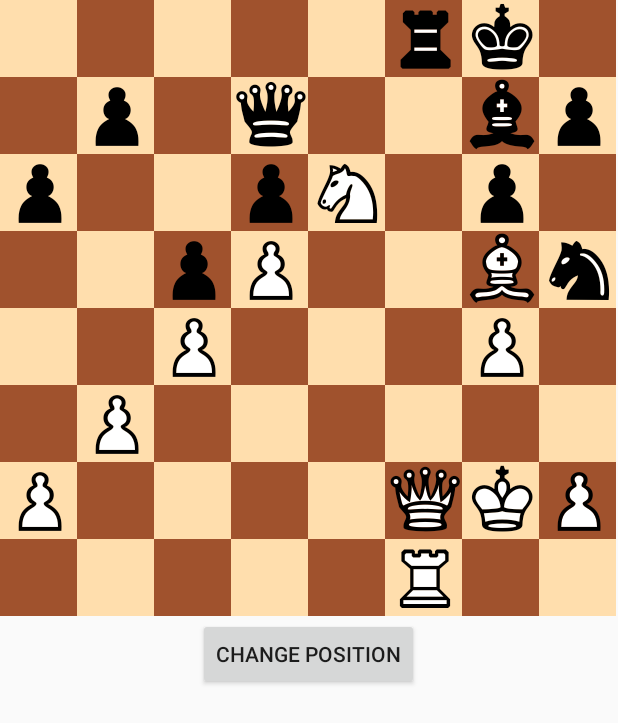
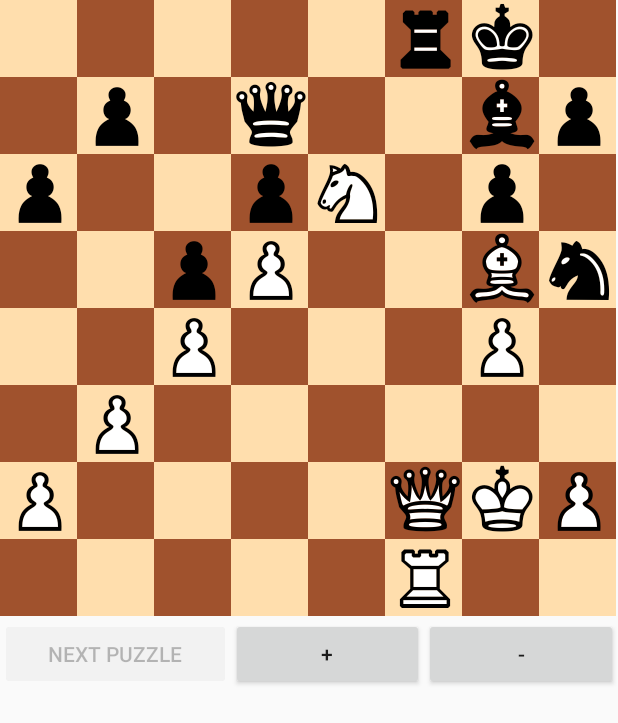
Before and after one commit to gdimitris/ChessPuzzlerAndroid, an Android app: the screen it shows after launch (MainActivity), on a phone screen of 412 x 824 dp. Shown: the top 723 px of the screen. Run offline under Robolectric (Android 15) with nearby library versions, the phone set to English and light mode, and no system bars.

Commit message:
Made few changes to board_layout

```diff
--- a/app/src/main/java/dimitris/android/app/MainActivity.java
+++ b/app/src/main/java/dimitris/android/app/MainActivity.java
@@ -21,6 +21,7 @@ public class MainActivity extends Activity implements View.OnClickListener, Game
 
     private BoardContainerView drawableBoard;
     private Button changePosButton;
+    private Button nextPosButton;
     private Game game;
     private PuzzleProvider puzzleProvider;
 
@@ -33,6 +34,10 @@ public class MainActivity extends Activity implements View.OnClickListener, Game
         setContentView(R.layout.board_layout);
         changePosButton = (Button) findViewById(R.id.changePositionButton);
         changePosButton.setOnClickListener(this);
+        nextPosButton = (Button) findViewById(R.id.nextPuzzleButton);
+        nextPosButton.setOnClickListener(this);
+        nextPosButton.setEnabled(false);
+
         drawableBoard = (BoardContainerView) findViewById(R.id.chessboard);
         this.puzzleProvider = new TemporaryPuzzleProvider();
         this.game = new Game(puzzleProvider);
@@ -54,7 +59,8 @@ public class MainActivity extends Activity implements View.OnClickListener, Game
 
     @Override
     public void onClick(View v) {
-        initGame();
+        if(v.getId()==R.id.nextPuzzleButton)
+            initGame();
     }
 
     public void onMoveDetected(String source, String dest){
@@ -63,7 +69,7 @@ public class MainActivity extends Activity implements View.OnClickListener, Game
 
     @Override
     public void onMoveDo(dimitris.chess.core.Move move) {
-        Toast.makeText(this,game.printPlayedMoves(),Toast.LENGTH_SHORT).show();
+        //Toast.makeText(this,game.printPlayedMoves(),Toast.LENGTH_SHORT).show();
     }
 
     @Override
@@ -80,11 +86,12 @@ public class MainActivity extends Activity implements View.OnClickListener, Game
     @Override
     public void onGameEnd() {
         Toast.makeText(this, "Congrats! you solved it!", Toast.LENGTH_SHORT).show();
-        initGame();
+        nextPosButton.setEnabled(true);
     }
 
     private void initGame(){
         game.start();
         drawableBoard.setCurrentPuzzle(game.getCurrentPuzzle());
+        nextPosButton.setEnabled(false);
     }
 }
--- a/app/src/main/res/layout/board_layout.xml
+++ b/app/src/main/res/layout/board_layout.xml
@@ -9,12 +9,47 @@
         android:layout_width="fill_parent"
         android:layout_height="wrap_content" />
 
-    <Button
-        android:layout_width="wrap_content"
+    <LinearLayout xmlns:android="http://schemas.android.com/apk/res/android"
+        android:layout_width="match_parent"
         android:layout_height="wrap_content"
-        android:text="Change position"
-        android:id="@+id/changePositionButton"
-        android:layout_gravity="center_horizontal" />
+        android:orientation="horizontal">
+
+
+        <Button
+            android:layout_width="wrap_content"
+            android:layout_height="fill_parent"
+            android:text="Change position"
+            android:id="@+id/changePositionButton"
+            android:layout_gravity="center_horizontal"
+            android:layout_weight="0.25"
+            android:visibility="gone" />
+
+        <Button
+            android:layout_width="wrap_content"
+            android:layout_height="fill_parent"
+            android:text="Next Puzzle"
+            android:id="@+id/nextPuzzleButton"
+            android:layout_gravity="center_horizontal"
+            android:layout_weight="0.25" />
+
+        <Button
+            android:layout_width="wrap_content"
+            android:layout_height="fill_parent"
+            android:text="+"
+            android:id="@+id/increaseSize"
+            android:layout_gravity="center_horizontal"
+            android:layout_weight="0.25" />
+
+        <Button
+            android:layout_width="wrap_content"
+            android:layout_height="fill_parent"
+            android:text="-"
+            android:id="@+id/decreaseSize"
+            android:layout_gravity="center_horizontal"
+            android:layout_weight="0.25" />
+
+    </LinearLayout>
+
 
 
 </LinearLayout>
```
Also changed, not shown: app/src/main/res/layout/board_controls.xml (deleted, +0 -55 lines), 1 other file.
